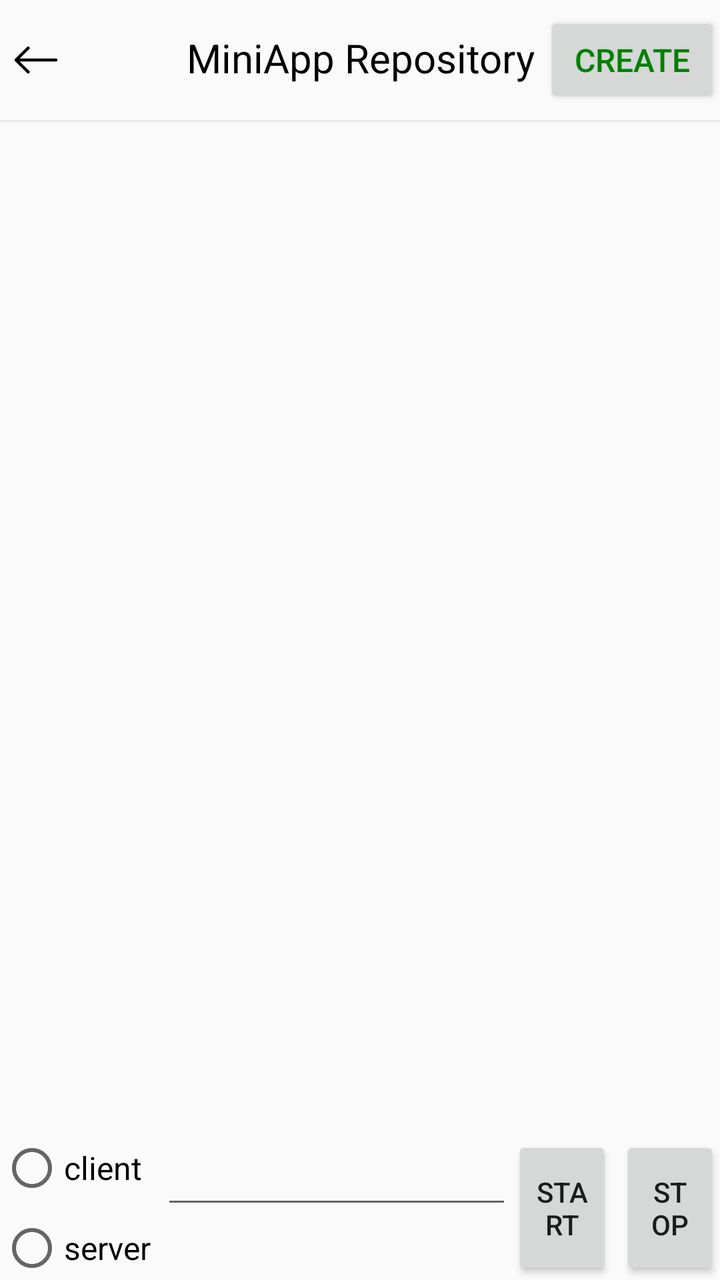
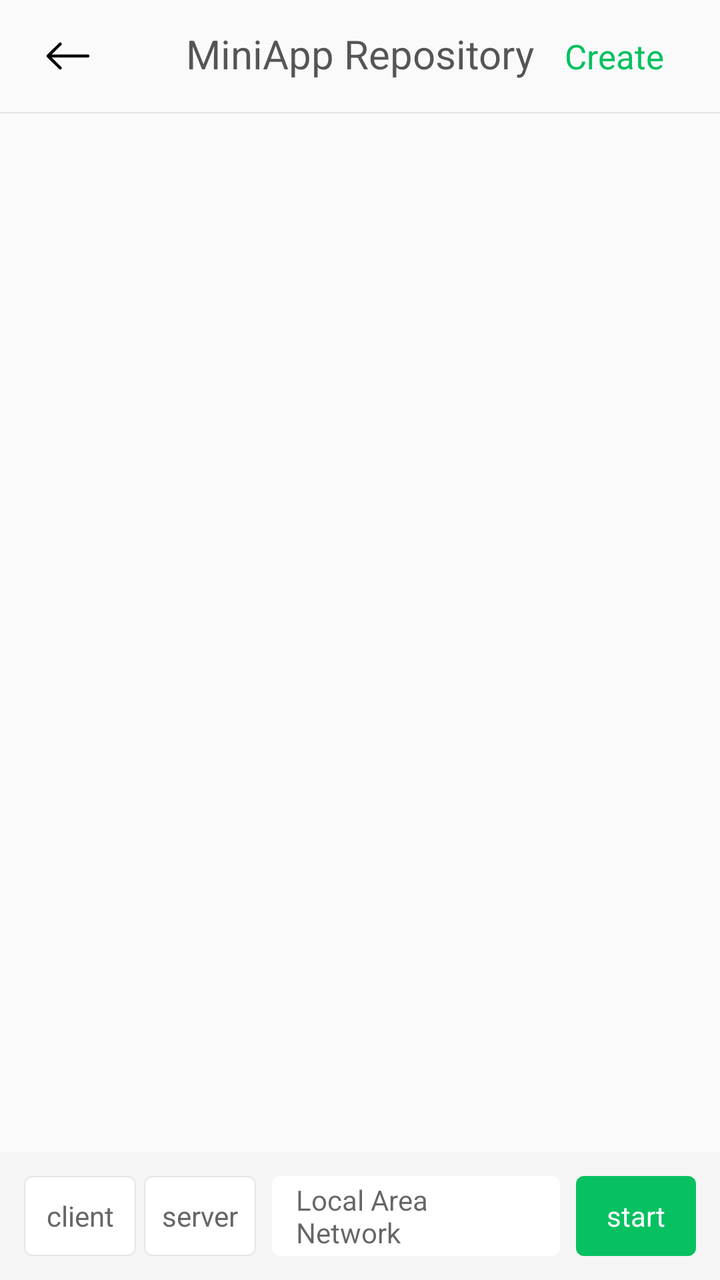

The first picture is an Android layout as it rendered before a commit; the second is the same layout after the commit. The layout source and the unified diff follow.
<!-- AndroidManifest.xml: another module's application theme Theme.AppCompat.DayNight.NoActionBar -->
<!-- res/layout/activity_local_test_mini_app_warehouse.xml -->
<?xml version="1.0" encoding="utf-8"?>
<LinearLayout xmlns:android="http://schemas.android.com/apk/res/android"
    xmlns:app="http://schemas.android.com/apk/res-auto"
    xmlns:tools="http://schemas.android.com/tools"
    android:id="@+id/main"
    android:layout_width="match_parent"
    android:layout_height="match_parent"
    android:orientation="vertical"
    tools:context=".LocalTestMiniAppWarehouseActivity">
    <FrameLayout
        android:layout_width="match_parent"
        android:layout_height="60dp">
        <ImageView
            android:id="@+id/back_icon"
            android:layout_width="wrap_content"
            android:layout_height="wrap_content"
            android:src="@drawable/icon_back"
            android:layout_gravity="start|center_vertical"/>
        <TextView
            android:layout_width="match_parent"
            android:layout_height="match_parent"
            android:gravity="center"
            android:includeFontPadding="false"
            android:textColor="@color/black"
            android:textSize="20sp"
            android:text="@string/miniapp_repository"/>
        <Button
            android:id="@+id/btn_add"
            android:layout_gravity="right|center_vertical"
            android:layout_width="wrap_content"
            android:layout_height="wrap_content"
            android:paddingTop="8dp"
            android:paddingBottom="8dp"
            android:textSize="16sp"
            android:textColor="@color/green"
            android:text="@string/create_btn"/>

    </FrameLayout>
    <View
        android:layout_width="match_parent"
        android:layout_height="1dp"
        android:background="#e7e7e7"/>
    <androidx.recyclerview.widget.RecyclerView
        android:layout_marginTop="10dp"
        android:layout_width="match_parent"
        android:layout_height="0dp"
        android:layout_weight="1"
        android:id="@+id/recyclerview"/>

    <LinearLayout
        android:layout_width="match_parent"
        android:layout_height="wrap_content"
        android:gravity="center_vertical"
        android:orientation="horizontal">
        <RadioGroup
            android:layout_width="wrap_content"
            android:layout_height="wrap_content"
            android:orientation="vertical">

            <RadioButton
                android:id="@+id/bt_client"
                android:layout_width="wrap_content"
                android:layout_height="wrap_content"
                android:text="client"
                android:textSize="16sp"
                android:layout_marginBottom="8dp"/>

            <RadioButton
                android:id="@+id/bt_server"
                android:layout_width="wrap_content"
                android:layout_height="wrap_content"
                android:text="server"
                android:textSize="16sp"/>
        </RadioGroup>
        <LinearLayout
            android:layout_marginLeft="5dp"
            android:layout_width="0dp"
            android:layout_weight="1"
            android:layout_height="match_parent"
            android:orientation="vertical">
            <EditText
                android:id="@+id/et_ip"
                android:inputType="numberDecimal"
                android:digits="0123456789."
                android:layout_width="match_parent"
                android:layout_height="wrap_content"
                android:layout_gravity="top"/>
            <TextView
                android:id="@+id/tv_ip"
                android:inputType="numberDecimal"
                android:digits="0123456789."
                android:layout_width="match_parent"
                android:layout_height="wrap_content"
                android:layout_gravity="bottom"/>
        </LinearLayout>
        <Button
            android:id="@+id/btn_save_tcp"
            android:layout_width="50dp"
            android:layout_height="match_parent"
            android:text="@string/start" />
        <Button
            android:id="@+id/btn_stop_tcp"
            android:layout_width="50dp"
            android:layout_marginLeft="4dp"
            android:layout_height="match_parent"
            android:text="@string/stop" />
    </LinearLayout>
</LinearLayout>
<!-- resources referenced by this layout -->
<resources>
  <color name="black">#FF000000</color>
  <color name="green">#008000</color>
  <!-- drawable icon_back (drawable) -->
  <vector xmlns:android="http://schemas.android.com/apk/res/android"
      android:width="36dp"
      android:height="36dp"
      android:viewportWidth="36"
      android:viewportHeight="36">
    <path
        android:pathData="M28,18L8,18M14.12,24L8,18L14.12,12"
        android:strokeLineJoin="round"
        android:strokeWidth="1.500000"
        android:fillColor="#00000000"
        android:strokeColor="#000000"
        android:strokeLineCap="round"/>
  </vector>
  <string name="create_btn">Create</string>
  <string name="miniapp_repository">MiniApp Repository</string>
  <string name="start">start</string>
  <string name="stop">stop</string>
</resources>

<!-- the commit's change to res/layout/activity_local_test_mini_app_warehouse.xml (unified diff, before → after) -->
@@ -1,15 +1,19 @@
 <?xml version="1.0" encoding="utf-8"?>
 <LinearLayout xmlns:android="http://schemas.android.com/apk/res/android"
-    xmlns:app="http://schemas.android.com/apk/res-auto"
     xmlns:tools="http://schemas.android.com/tools"
     android:id="@+id/main"
     android:layout_width="match_parent"
     android:layout_height="match_parent"
     android:orientation="vertical"
     tools:context=".LocalTestMiniAppWarehouseActivity">
+
+    
     <FrameLayout
         android:layout_width="match_parent"
-        android:layout_height="60dp">
+        android:layout_height="56dp"
+        android:paddingStart="16dp"
+        android:paddingEnd="16dp">
+
         <ImageView
             android:id="@+id/back_icon"
             android:layout_width="wrap_content"
@@ -17,92 +21,104 @@
             android:src="@drawable/icon_back"
             android:layout_gravity="start|center_vertical"/>
         <TextView
-            android:layout_width="match_parent"
-            android:layout_height="match_parent"
-            android:gravity="center"
-            android:includeFontPadding="false"
-            android:textColor="@color/black"
-            android:textSize="20sp"
-            android:text="@string/miniapp_repository"/>
-        <Button
-            android:id="@+id/btn_add"
-            android:layout_gravity="right|center_vertical"
             android:layout_width="wrap_content"
             android:layout_height="wrap_content"
-            android:paddingTop="8dp"
-            android:paddingBottom="8dp"
-            android:textSize="16sp"
-            android:textColor="@color/green"
-            android:text="@string/create_btn"/>
+            android:layout_gravity="center"
+            android:text="@string/miniapp_repository"
+            android:textColor="@color/common_text_neutral_black"
+            android:textSize="20sp"
+            android:includeFontPadding="false" />
 
+        <TextView
+            android:id="@+id/btn_add"
+            android:layout_width="wrap_content"
+            android:layout_height="match_parent"
+            android:layout_gravity="end|center_vertical"
+            android:gravity="center"
+            android:paddingStart="12dp"
+            android:paddingEnd="12dp"
+            android:text="@string/create_btn"
+            android:textColor="#07C160"
+            android:textSize="17sp" />
     </FrameLayout>
+
     <View
         android:layout_width="match_parent"
-        android:layout_height="1dp"
-        android:background="#e7e7e7"/>
+        android:layout_height="0.5dp"
+        android:background="#E5E5E5" /> 
+
+    
     <androidx.recyclerview.widget.RecyclerView
-        android:layout_marginTop="10dp"
+        android:id="@+id/recyclerview"
         android:layout_width="match_parent"
         android:layout_height="0dp"
         android:layout_weight="1"
-        android:id="@+id/recyclerview"/>
+        android:layout_marginTop="8dp"
+        android:clipToPadding="false"
+        android:paddingBottom="16dp" />
 
+    
     <LinearLayout
         android:layout_width="match_parent"
         android:layout_height="wrap_content"
-        android:gravity="center_vertical"
+        android:background="#F5F5F5"
+        android:padding="12dp"
         android:orientation="horizontal">
-        <RadioGroup
+
+        
+        <LinearLayout
             android:layout_width="wrap_content"
-            android:layout_height="wrap_content"
-            android:orientation="vertical">
+            android:layout_height="40dp"
+            android:orientation="horizontal"> 
 
-            <RadioButton
-                android:id="@+id/bt_client"
-                android:layout_width="wrap_content"
-                android:layout_height="wrap_content"
+            <TextView
+                android:id="@+id/tv_client"
+                android:layout_width="56dp"
+                android:layout_height="match_parent"
+                android:gravity="center"
                 android:text="client"
-                android:textSize="16sp"
-                android:layout_marginBottom="8dp"/>
+                android:textSize="14sp"
+                android:textColor="@color/selector_segment_text_color"
+                android:background="@drawable/bg_segmented_control" />
 
-            <RadioButton
-                android:id="@+id/bt_server"
-                android:layout_width="wrap_content"
-                android:layout_height="wrap_content"
+            <TextView
+                android:layout_marginLeft="4dp"
+                android:id="@+id/tv_server"
+                android:layout_width="56dp"
+                android:layout_height="match_parent"
+                android:gravity="center"
                 android:text="server"
-                android:textSize="16sp"/>
-        </RadioGroup>
-        <LinearLayout
-            android:layout_marginLeft="5dp"
+                android:textSize="14sp"
+                android:textColor="@color/selector_segment_text_color"
+                android:background="@drawable/bg_segmented_control" />
+        </LinearLayout>
+
+        
+        <EditText
+            android:id="@+id/et_ip"
             android:layout_width="0dp"
+            android:layout_height="40dp"
             android:layout_weight="1"
-            android:layout_height="match_parent"
-            android:orientation="vertical">
-            <EditText
-                android:id="@+id/et_ip"
-                android:inputType="numberDecimal"
-                android:digits="0123456789."
-                android:layout_width="match_parent"
-                android:layout_height="wrap_content"
-                android:layout_gravity="top"/>
-            <TextView
-                android:id="@+id/tv_ip"
-                android:inputType="numberDecimal"
-                android:digits="0123456789."
-                android:layout_width="match_parent"
-                android:layout_height="wrap_content"
-                android:layout_gravity="bottom"/>
-        </LinearLayout>
-        <Button
-            android:id="@+id/btn_save_tcp"
-            android:layout_width="50dp"
-            android:layout_height="match_parent"
-            android:text="@string/start" />
-        <Button
-            android:id="@+id/btn_stop_tcp"
-            android:layout_width="50dp"
-            android:layout_marginLeft="4dp"
-            android:layout_height="match_parent"
-            android:text="@string/stop" />
+            android:layout_marginStart="8dp"
+            android:background="@drawable/bg_input_white"
+            android:hint="@string/tcp_hint"
+            android:enabled="false"
+            android:paddingStart="12dp"
+            android:paddingEnd="12dp"
+            android:textSize="14sp"
+            android:inputType="numberDecimal"
+            android:digits="0123456789." />
+
+        
+        <TextView
+            android:id="@+id/btn_tcp_toggle"
+            android:layout_width="60dp"
+            android:layout_height="40dp"
+            android:layout_marginStart="8dp"
+            android:background="@drawable/bg_button_green"
+            android:gravity="center"
+            android:text="@string/start"
+            android:textColor="@android:color/white"
+            android:textSize="14sp" />
     </LinearLayout>
 </LinearLayout>
<!-- resource entries referenced after the edit -->
@@ -1,7 +1,22 @@
 <!-- resources referenced by this layout -->
 <resources>
-  <color name="black">#FF000000</color>
-  <color name="green">#008000</color>
+  <color name="common_text_neutral_black">#A8000000</color>
+  <!-- drawable bg_button_green (drawable) -->
+  <shape xmlns:android="http://schemas.android.com/apk/res/android">
+      <solid android:color="#07C160"/>
+      <corners android:radius="4dp"/>
+  </shape>
+  <!-- drawable bg_input_white (drawable) -->
+  <shape xmlns:android="http://schemas.android.com/apk/res/android">
+      <solid android:color="#FFFFFF"/>
+      <corners android:radius="4dp"/>
+  </shape>
+  <!-- drawable bg_segmented_control (drawable) -->
+  <shape xmlns:android="http://schemas.android.com/apk/res/android">
+      <solid android:color="#FFFFFF"/>
+      <corners android:radius="4dp"/>
+      <stroke android:width="0.5dp" android:color="#E5E5E5"/>
+  </shape>
   <!-- drawable icon_back (drawable) -->
   <vector xmlns:android="http://schemas.android.com/apk/res/android"
       android:width="36dp"
@@ -19,6 +34,6 @@
   <string name="create_btn">Create</string>
   <string name="miniapp_repository">MiniApp Repository</string>
   <string name="start">start</string>
-  <string name="stop">stop</string>
+  <string name="tcp_hint">Local Area Network</string>
 </resources>
 
